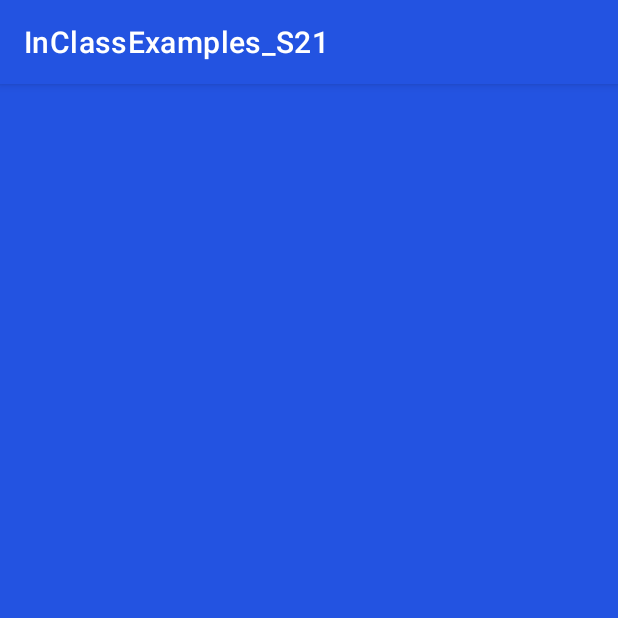
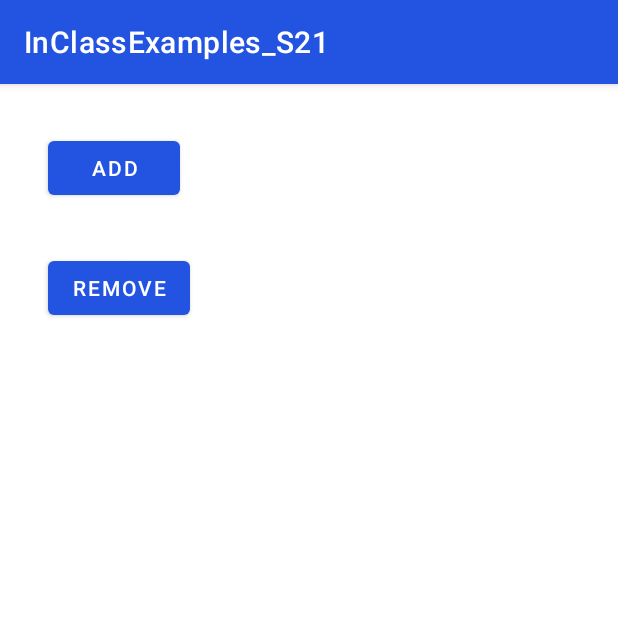
Before and after one commit to etorunski/InClassExamples_S21, an Android app: the screen it shows after launch (MainActivity), on a phone screen of 412 x 824 dp, the top half of it. Run offline under Robolectric (Android 15) with nearby library versions, the phone set to English and light mode, and no system bars.

Commit message:
created a fragment

```diff
--- /dev/null
+++ b/app/src/main/java/algonquin/cst2335/inclassexamples_s21/ExampleFragment.java
@@ -0,0 +1,21 @@
+package algonquin.cst2335.inclassexamples_s21;
+
+import android.os.Bundle;
+import android.view.LayoutInflater;
+import android.view.View;
+import android.view.ViewGroup;
+import androidx.fragment.app.Fragment;
+
+
+public class ExampleFragment extends Fragment {
+
+    //because of tx.commit() in the other file
+//this is for inflating a view
+    @Override
+    public View onCreateView( LayoutInflater inflater,  ViewGroup container,  Bundle savedInstanceState) {
+
+        View thisLayout = inflater.inflate(R.layout.fragment_layout, container, false);
+
+        return thisLayout;
+    }
+}
--- a/app/src/main/java/algonquin/cst2335/inclassexamples_s21/MainActivity.java
+++ b/app/src/main/java/algonquin/cst2335/inclassexamples_s21/MainActivity.java
@@ -1,6 +1,8 @@
 package algonquin.cst2335.inclassexamples_s21;
 
 import androidx.appcompat.app.AppCompatActivity;
+import androidx.fragment.app.FragmentManager;
+import androidx.fragment.app.FragmentTransaction;
 
 import android.os.Bundle;
 
@@ -9,6 +11,22 @@ public class MainActivity extends AppCompatActivity {
     @Override
     protected void onCreate(Bundle savedInstanceState) {
         super.onCreate(savedInstanceState);
-        setContentView(R.layout.activity_main);
+        setContentView(R.layout.activity_main); //loads immediately
+
+
+        //need a fragment object:
+        ExampleFragment theFragment = new ExampleFragment(); //I created this in my other files.
+
+        FragmentManager fMgr = getSupportFragmentManager(); // only one object
+        FragmentTransaction tx = fMgr.beginTransaction();
+
+        //either add, remove, or replace:
+        tx.add(R.id.fragmentLocation, theFragment); //load theFragment into FrameLayout with id R.id.fragmentLocation
+
+        //finally commit:
+        tx.commit(); //start the loading...
+
+
+
     }
 }
--- a/app/src/main/res/layout/activity_main.xml
+++ b/app/src/main/res/layout/activity_main.xml
@@ -6,3 +6,4 @@
     android:id="@+id/fragmentLocation"
     android:background="@color/my_primary"
     />
+<!-- holds space for 1 items loaded later after onCreate-->
--- /dev/null
+++ b/app/src/main/res/layout/fragment_layout.xml
@@ -0,0 +1,26 @@
+<?xml version="1.0" encoding="utf-8"?>
+<androidx.constraintlayout.widget.ConstraintLayout xmlns:android="http://schemas.android.com/apk/res/android"
+    xmlns:app="http://schemas.android.com/apk/res-auto"
+    android:background="@color/white"
+    android:layout_width="match_parent"
+    android:layout_height="match_parent">
+
+    <Button
+        android:id="@+id/button"
+        android:layout_width="wrap_content"
+        android:layout_height="wrap_content"
+        android:layout_marginStart="32dp"
+        android:layout_marginTop="32dp"
+        android:text="Add"
+        app:layout_constraintStart_toStartOf="parent"
+        app:layout_constraintTop_toTopOf="parent" />
+
+    <Button
+        android:id="@+id/button2"
+        android:layout_width="wrap_content"
+        android:layout_height="wrap_content"
+        android:layout_marginTop="32dp"
+        android:text="Remove"
+        app:layout_constraintStart_toStartOf="@+id/button"
+        app:layout_constraintTop_toBottomOf="@+id/button" />
+</androidx.constraintlayout.widget.ConstraintLayout>
```
